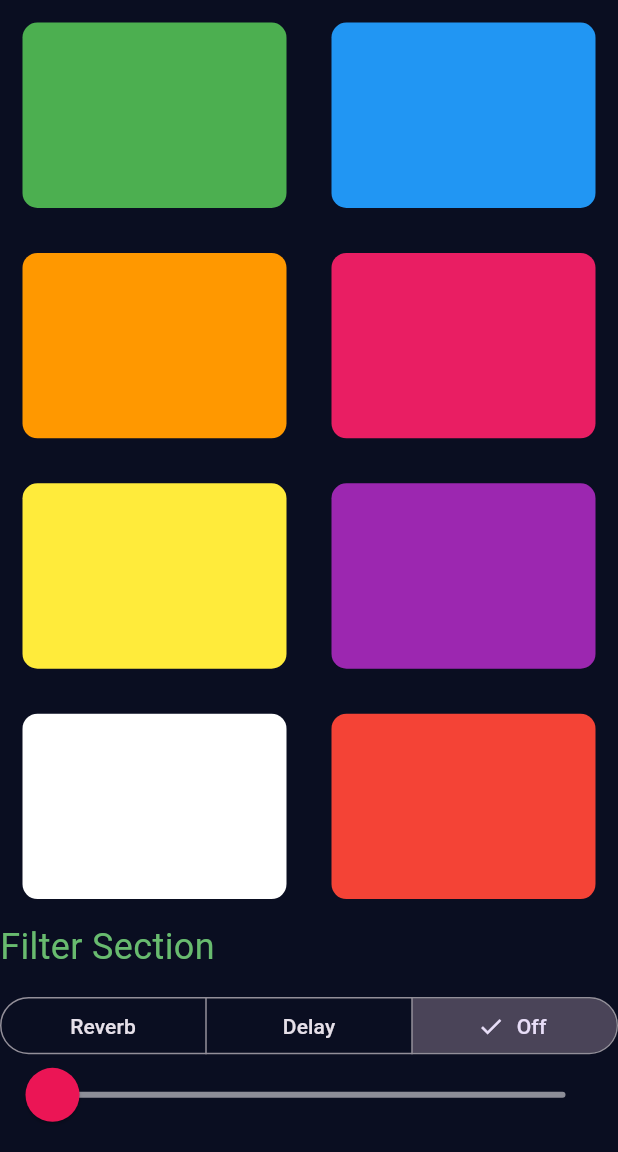
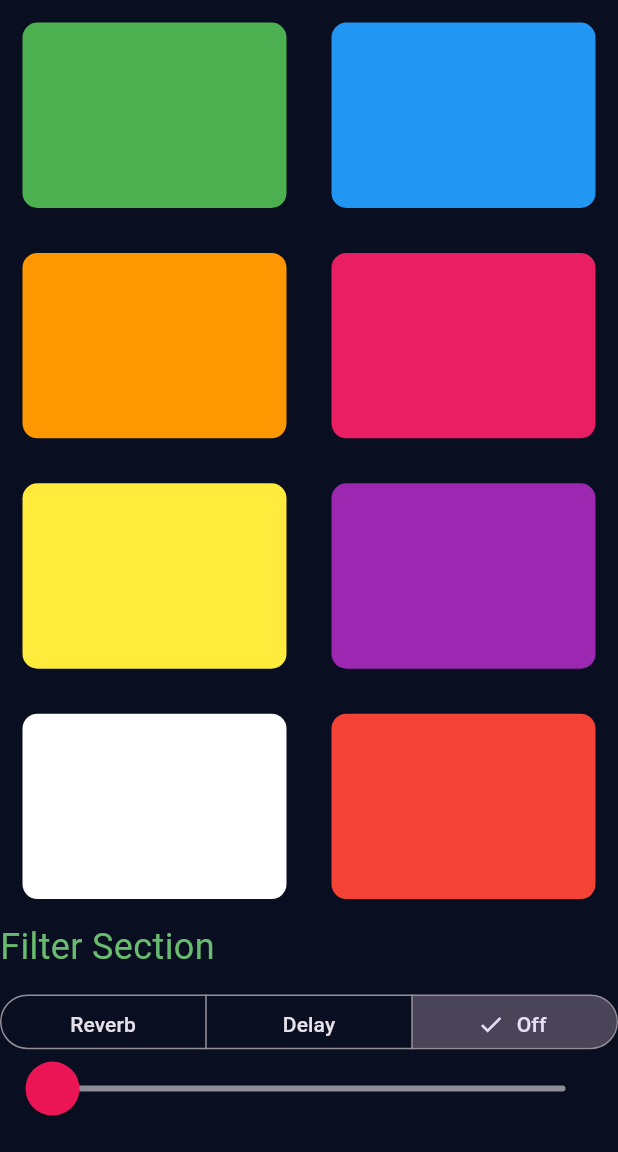
Before and after one commit to Karimbou/momu_play, a Flutter app: the screen it shows after launch, on a phone screen of 412 x 824 dp, the part 84-1236 px from its top. Run offline on Flutter 3.47's test engine with Material 3 defaults, Android fonts, the phone set to English and light mode, and no system bars; missing offline and left inert: flutter_soloud.

```diff
--- a/lib/screens/desk_page.dart
+++ b/lib/screens/desk_page.dart
@@ -61,6 +61,7 @@ class _DeskPageState extends State<DeskPage> {
     return Expanded(
       child: Column(
         crossAxisAlignment: CrossAxisAlignment.stretch,
+        mainAxisAlignment: MainAxisAlignment.spaceBetween,
         children: [
           Expanded(
             child: const Text(
@@ -73,7 +74,7 @@ class _DeskPageState extends State<DeskPage> {
           ),
           Expanded(child: _buildEffectSlider()),
           SizedBox(
-            height: 15.0,
+            height: 20.0,
           ),
         ],
       ),
```
